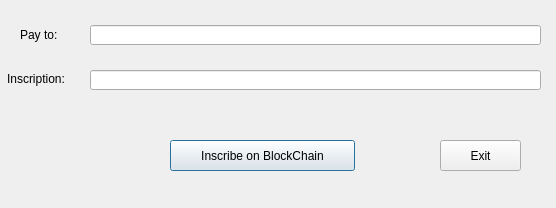
Before: the Qt Designer form src/qt/forms/inscriptiondialog.ui in slimcoin-project/Slimcoin, drawn with Qt 5.
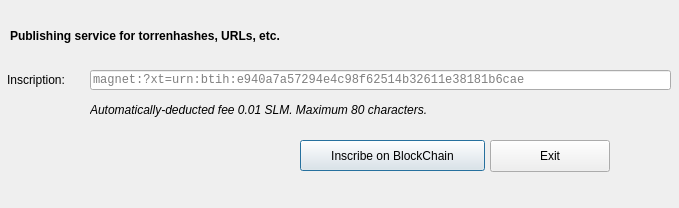
After: the same form once the commit is applied. Icons and pictures are not drawn.

```diff
--- a/src/qt/forms/inscriptiondialog.ui
+++ b/src/qt/forms/inscriptiondialog.ui
@@ -6,7 +6,7 @@
    <rect>
     <x>0</x>
     <y>0</y>
-    <width>556</width>
+    <width>679</width>
     <height>208</height>
    </rect>
   </property>
@@ -16,7 +16,7 @@
   <widget class="QPushButton" name="insertButton">
    <property name="geometry">
     <rect>
-     <x>170</x>
+     <x>300</x>
      <y>140</y>
      <width>185</width>
      <height>31</height>
@@ -46,40 +46,30 @@
     <bool>true</bool>
    </property>
   </widget>
-  <widget class="QLineEdit" name="addrEdit">
-   <property name="geometry">
-    <rect>
-     <x>90</x>
-     <y>25</y>
-     <width>451</width>
-     <height>20</height>
-    </rect>
-   </property>
-   <property name="toolTip">
-    <string>Recipient address</string>
-   </property>
-   <property name="statusTip">
-    <string>Recipient address</string>
-   </property>
-  </widget>
   <widget class="QLabel" name="label">
    <property name="geometry">
     <rect>
-     <x>20</x>
-     <y>25</y>
-     <width>54</width>
-     <height>20</height>
+     <x>10</x>
+     <y>20</y>
+     <width>331</width>
+     <height>31</height>
     </rect>
    </property>
+   <property name="font">
+    <font>
+     <weight>75</weight>
+     <bold>true</bold>
+    </font>
+   </property>
    <property name="text">
-    <string>Pay to:</string>
+    <string>Publishing service for torrenhashes, URLs, etc.</string>
    </property>
   </widget>
   <widget class="QLabel" name="label_2">
    <property name="geometry">
     <rect>
      <x>7</x>
-     <y>69</y>
+     <y>70</y>
      <width>76</width>
      <height>20</height>
     </rect>
@@ -91,10 +81,10 @@
   <widget class="QPushButton" name="pushButton">
    <property name="geometry">
     <rect>
-     <x>440</x>
+     <x>490</x>
      <y>140</y>
-     <width>81</width>
-     <height>31</height>
+     <width>120</width>
+     <height>32</height>
     </rect>
    </property>
    <property name="maximumSize">
@@ -116,10 +106,15 @@
     <rect>
      <x>90</x>
      <y>70</y>
-     <width>451</width>
+     <width>581</width>
      <height>20</height>
     </rect>
    </property>
+   <property name="font">
+    <font>
+     <family>Monospace</family>
+    </font>
+   </property>
    <property name="inputMask">
     <string notr="true"/>
    </property>
@@ -127,12 +122,33 @@
     <string notr="true"/>
    </property>
    <property name="maxLength">
-    <number>100</number>
+    <number>80</number>
+   </property>
+   <property name="placeholderText">
+    <string>magnet:?xt=urn:btih:e940a7a57294e4c98f62514b32611e38181b6cae</string>
    </property>
    <property name="clearButtonEnabled">
     <bool>false</bool>
    </property>
   </widget>
+  <widget class="QLabel" name="label_3">
+   <property name="geometry">
+    <rect>
+     <x>90</x>
+     <y>100</y>
+     <width>421</width>
+     <height>20</height>
+    </rect>
+   </property>
+   <property name="font">
+    <font>
+     <italic>true</italic>
+    </font>
+   </property>
+   <property name="text">
+    <string>Automatically-deducted fee 0.01 SLM. Maximum 80 characters.</string>
+   </property>
+  </widget>
  </widget>
  <resources>
   <include location="../bitcoin.qrc"/>
```
